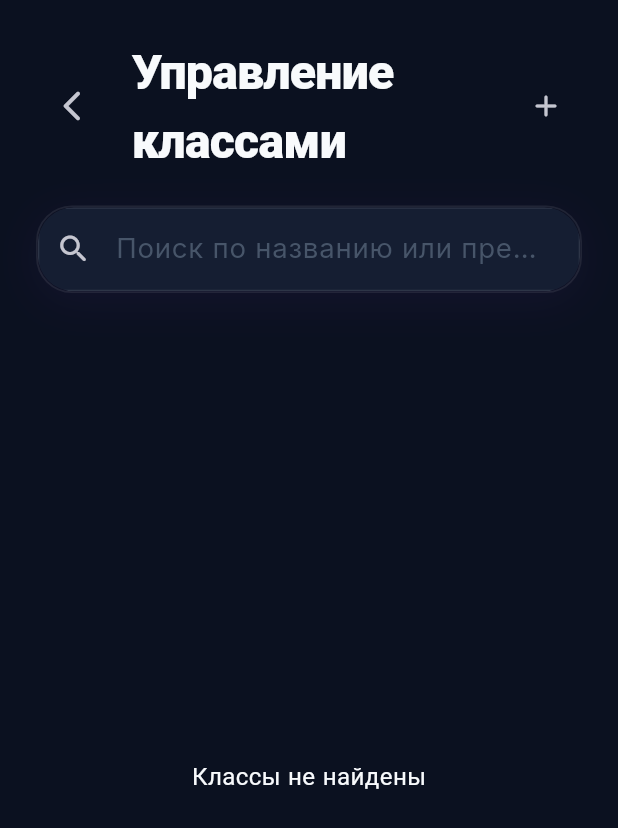
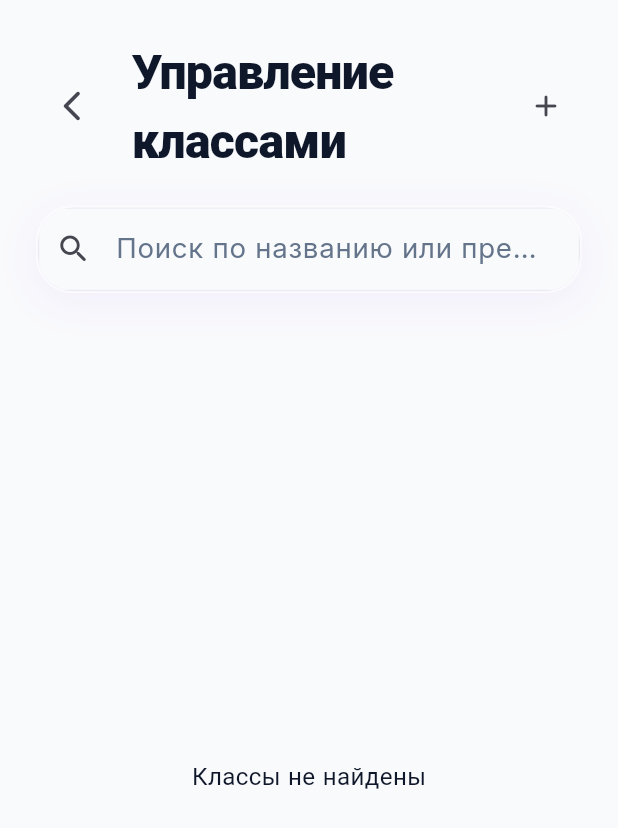
Before and after one commit to gookjiii/TalentUm-LMS, a Flutter app: the AdminClassesScreen screen opened directly, on a phone screen of 412 x 824 dp. Shown: the top 828 px of the screen. Run offline on Flutter 3.47's test engine with Material 3 defaults, Android fonts, the phone set to English and light mode, and no system bars; our stand-ins replace audioplayers, cached_network_image, chewie, cloud_firestore, cloud_functions, connectivity_plus and 32 more; missing offline and left inert: blurhash_dart, dart:html, dart:js_interop, dart:ui_web, diffutil_dart, gpt_markdown and 9 more; accounts and stored records are empty.

Commit message:
feat: re-enable and polish light theme with glassmorphism

```diff
--- a/lib/main.dart
+++ b/lib/main.dart
@@ -194,7 +194,7 @@ class _SchoolWorldAppState extends ConsumerState<SchoolWorldApp> {
             debugShowCheckedModeBanner: false,
             theme: schoolTheme(primaryColor: appState.accentColor),
             darkTheme: schoolDarkTheme(primaryColor: appState.accentColor),
-            themeMode: ThemeMode.dark, // Forced for Elite Digital Campus
+            themeMode: isDarkMode ? ThemeMode.dark : ThemeMode.light,
             locale: activeLocale,
             localizationsDelegates: AppLocalizations.localizationsDelegates,
             supportedLocales: AppLocalizations.supportedLocales,
--- a/lib/src/widgets/school_widgets.dart
+++ b/lib/src/widgets/school_widgets.dart
@@ -212,7 +212,7 @@ class SchoolCard extends HookWidget {
     final isPressed = useState(false);
     final isDark = Theme.of(context).brightness == Brightness.dark;
     final themeColor =
-        color ?? (isDark ? Colors.white.withValues(alpha: 0.04) : Colors.white);
+        color ?? (isDark ? Colors.white.withValues(alpha: 0.04) : Colors.white.withValues(alpha: 0.65));
     final resolvedBorderColor =
         borderColor ??
         (color == null
@@ -220,7 +220,7 @@ class SchoolCard extends HookWidget {
                   ? Theme.of(
                       context,
                     ).colorScheme.primary.withValues(alpha: 0.3)
-                  : (isDark ? Colors.white.withValues(alpha: 0.08) : SchoolColors.border))
+                  : (isDark ? Colors.white.withValues(alpha: 0.08) : Colors.white.withValues(alpha: 0.6)))
             : Colors.white.withValues(alpha: 0.15));
 
     Matrix4 transform = Matrix4.identity();
@@ -263,7 +263,7 @@ class SchoolCard extends HookWidget {
                           .cardShadow, // Uses the updated diffusion shadow
                   ],
           ),
-          child: isDark && !isPerformance ? ClipRRect(
+          child: !isPerformance ? ClipRRect(
             borderRadius: BorderRadius.circular(borderRadius),
             child: BackdropFilter(
               filter: ui.ImageFilter.blur(sigmaX: 16, sigmaY: 16),
```
Also changed, not shown: lib/src/widgets/ambient_glow_background.dart (+3 -4 lines).
